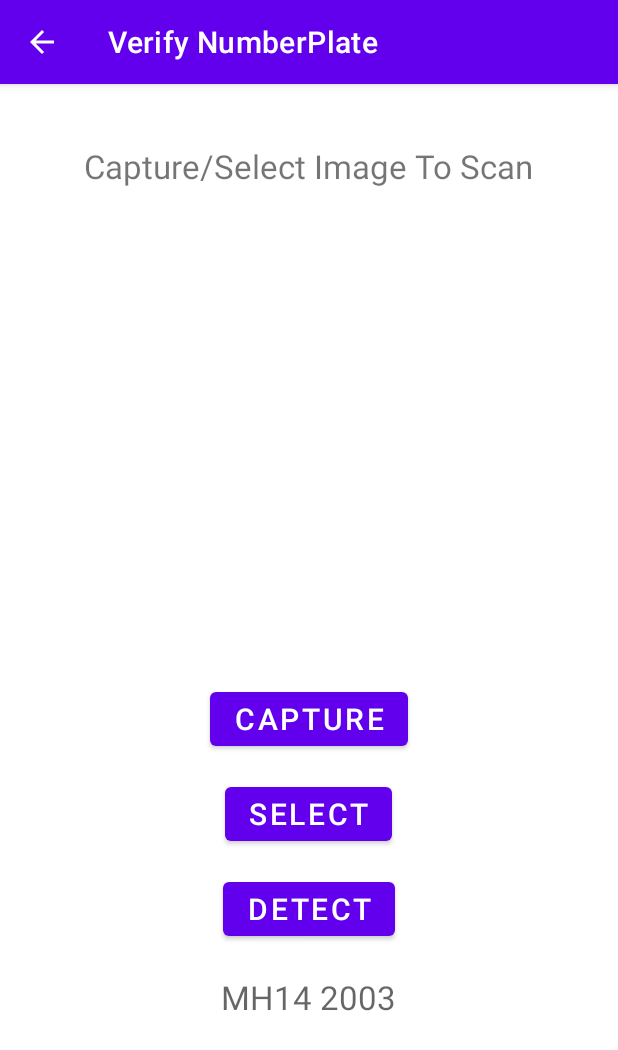
After one commit to maheshgodase123/B.E-PROJECT--SmartEye, an Android app: the ScanNoPlate screen opened directly, with no data from a screen before it, on a phone screen of 412 x 824 dp. The commit adds this screen. Shown: the top 1050 px of the screen. Run offline under Robolectric (Android 15) with nearby library versions, the phone set to English and light mode, and no system bars; libraries missing offline, so code that uses them is left out: com.google.mlkit.vision.

Commit message:
No Plate Recognition Feature Added

```diff
--- a/app/build.gradle
+++ b/app/build.gradle
@@ -1,5 +1,6 @@
 plugins {
     id 'com.android.application'
+    id 'com.google.gms.google-services'
 }
 
 android {
@@ -38,6 +39,8 @@ dependencies {
     implementation 'org.tensorflow:tensorflow-lite-support:0.1.0'
     implementation 'org.tensorflow:tensorflow-lite-metadata:0.1.0'
     implementation project(path: ':openCV')
+    implementation 'com.google.firebase:firebase-core:21.1.1'
+    implementation 'com.google.android.gms:play-services-mlkit-text-recognition:18.0.2'
     testImplementation 'junit:junit:4.13.2'
     androidTestImplementation 'androidx.test.ext:junit:1.1.4'
     androidTestImplementation 'androidx.test.espresso:espresso-core:3.5.0'
--- a/app/src/main/java/com/example/imageclassifier/MainActivity.java
+++ b/app/src/main/java/com/example/imageclassifier/MainActivity.java
@@ -20,4 +20,10 @@ public class MainActivity extends AppCompatActivity {
         Intent intent = new Intent(this,ImageRecognition.class);
         startActivity(intent);
     }
+    public void openActivityNoPlate(View v)
+    {
+        Toast.makeText(this, "Opening Image Activity", Toast.LENGTH_SHORT).show();
+        Intent intent = new Intent(this,ScanNoPlate.class);
+        startActivity(intent);
+    }
 }
--- /dev/null
+++ b/app/src/main/java/com/example/imageclassifier/ScanNoPlate.java
@@ -0,0 +1,181 @@
+package com.example.imageclassifier;
+
+import androidx.annotation.NonNull;
+import androidx.annotation.Nullable;
+import androidx.appcompat.app.AppCompatActivity;
+import androidx.core.app.ActivityCompat;
+
+import android.Manifest;
+import android.content.Intent;
+import android.content.pm.PackageManager;
+import android.graphics.Bitmap;
+import android.graphics.Point;
+import android.graphics.Rect;
+import android.net.Uri;
+import android.os.Build;
+import android.os.Bundle;
+import android.provider.MediaStore;
+import android.view.View;
+import android.widget.Button;
+import android.widget.ImageView;
+import android.widget.TextView;
+import android.widget.Toast;
+
+import com.google.android.gms.tasks.OnFailureListener;
+import com.google.android.gms.tasks.OnSuccessListener;
+import com.google.android.gms.tasks.Task;
+import com.google.mlkit.vision.common.InputImage;
+import com.google.mlkit.vision.text.Text;
+import com.google.mlkit.vision.text.TextRecognition;
+import com.google.mlkit.vision.text.TextRecognizer;
+import com.google.mlkit.vision.text.latin.TextRecognizerOptions;
+
+import java.io.IOException;
+
+public class ScanNoPlate extends AppCompatActivity {
+
+    Button capture, select, detect;
+    TextView data;
+    ImageView NoPlateimageView;
+    Bitmap NoPlatebitmap;
+
+    @Override
+    protected void onCreate(Bundle savedInstanceState) {
+        super.onCreate(savedInstanceState);
+        setContentView(R.layout.activity_scan_no_plate);
+
+        capture = findViewById(R.id.button1);
+        select = findViewById(R.id.button2);
+        detect = findViewById(R.id.verify);
+        NoPlateimageView = findViewById(R.id.NoPlateimageView);
+        data = findViewById(R.id.NoPlateresult);
+
+        capture.setOnClickListener(new View.OnClickListener() {
+            @Override
+            public void onClick(View view) {
+
+                Intent intent= new Intent();
+                intent.setAction(MediaStore.ACTION_IMAGE_CAPTURE);
+
+                startActivityForResult(intent,10);
+            }
+        });
+
+        select.setOnClickListener(new View.OnClickListener() {
+            @Override
+            public void onClick(View view) {
+
+                Intent intent = new Intent();
+                intent.setAction(Intent.ACTION_GET_CONTENT);
+                intent.setType("image/*");
+
+                startActivityForResult(intent,11);
+            }
+        });
+
+        detect.setOnClickListener(new View.OnClickListener() {
+            @Override
+            public void onClick(View v) {
+                detectText();
+            }
+        });
+    }
+
+    // need to get permission from user to access data from mob
+
+    void getPermission()
+    {
+        if(Build.VERSION.SDK_INT >= Build.VERSION_CODES.M)  // M means marshmello because after marshmello we can access storage
+        {
+            if(checkSelfPermission(Manifest.permission.CAMERA) != PackageManager.PERMISSION_GRANTED)
+            {
+                ActivityCompat.requestPermissions(ScanNoPlate.this,new String[]{Manifest.permission.CAMERA},12);
+            }
+        }
+    }
+
+    @Override
+    public void onRequestPermissionsResult(int requestCode, @NonNull String[] permissions, @NonNull int[] grantResults) {
+
+        if(requestCode == 12)   // same verifying request code
+        {
+            if(grantResults.length > 0) // checking if we have passed request in above string arrray or not line 80
+            {
+                // we know that we have camera request at 0th index in array
+                if(grantResults[0] != PackageManager.PERMISSION_GRANTED)    // checking if permission is given or not
+                {
+                    // if permission not granted
+                    // ask again for permission
+                    this.getPermission();       // line73
+                }
+            }
+        }
+        super.onRequestPermissionsResult(requestCode, permissions, grantResults);
+    }
+
+    @Override
+    protected void onActivityResult(int requestCode, int resultCode, @Nullable Intent data) {
+
+        if(requestCode == 10)
+        {
+            if(resultCode != RESULT_CANCELED)
+            {
+                NoPlatebitmap = (Bitmap) data.getExtras().get("data");  // now we have image in bitmap
+                // capture by user
+            }
+
+        }
+        else if(requestCode == 11)
+        {
+            if(data != null)
+            {
+                Uri uri =data.getData();
+                try {
+                    NoPlatebitmap = MediaStore.Images.Media.getBitmap(this.getContentResolver(),uri);
+                }
+                catch (IOException e)
+                {
+                    e.printStackTrace();
+                }
+            }
+        }
+
+        NoPlateimageView.setImageBitmap(NoPlatebitmap);
+        super.onActivityResult(requestCode, resultCode, data);
+    }
+
+    private void detectText()
+    {
+        InputImage image = InputImage.fromBitmap(NoPlatebitmap,0);
+        TextRecognizer recognizer = TextRecognition.getClient(TextRecognizerOptions.DEFAULT_OPTIONS);
+        Task<Text> result = recognizer.process(image).addOnSuccessListener(new OnSuccessListener<Text>() {
+            @Override
+            public void onSuccess(@NonNull Text text) {
+                StringBuilder result = new StringBuilder();
+                for(Text.TextBlock block: text.getTextBlocks())
+                {
+                    String blockText = block.getText();
+                    Point[] blockCornerPoint = block.getCornerPoints();
+                    Rect blockFrame = block.getBoundingBox();
+                    for(Text.Line line : block.getLines())
+                    {
+                        String lineText = line.getText();
+                        Point[] lineCornerPoint = line.getCornerPoints();
+                        Rect lineRect = line.getBoundingBox();
+                        for(Text.Element element : line.getElements())
+                        {
+                            String elementText = element.getText();
+                            result.append(elementText);
+                        }
+                        data.setText(blockText);
+                    }
+                }
+            }
+        }).addOnFailureListener(new OnFailureListener() {
+            @Override
+            public void onFailure(@NonNull Exception e) {
+                Toast.makeText(ScanNoPlate.this,"Fail To Detect"+e.getMessage(),Toast.LENGTH_SHORT).show();
+            }
+        });
+    }
+}
--- a/app/src/main/res/layout/activity_image_recognition.xml
+++ b/app/src/main/res/layout/activity_image_recognition.xml
@@ -16,10 +16,10 @@
         android:layout_marginTop="20dp" />
 
     <ImageView
+        android:id="@+id/imageView"
         android:layout_width="200dp"
         android:layout_height="200dp"
         android:layout_below="@+id/title"
-        android:id="@+id/imageView"
         android:layout_centerHorizontal="true"
         android:layout_marginTop="20dp" />
 
--- a/app/src/main/res/layout/activity_main.xml
+++ b/app/src/main/res/layout/activity_main.xml
@@ -12,7 +12,7 @@
         android:layout_height="wrap_content"
         android:layout_centerInParent="true"
         android:layout_marginTop="20dp"
-        android:onClick="openActivity"
+        android:onClick="openActivityNoPlate"
         android:text="Select Image" />
 
 </RelativeLayout>
--- /dev/null
+++ b/app/src/main/res/layout/activity_scan_no_plate.xml
@@ -0,0 +1,71 @@
+<?xml version="1.0" encoding="utf-8"?>
+<RelativeLayout xmlns:android="http://schemas.android.com/apk/res/android"
+    xmlns:app="http://schemas.android.com/apk/res-auto"
+    xmlns:tools="http://schemas.android.com/tools"
+    android:layout_width="match_parent"
+    android:layout_height="match_parent"
+    tools:context=".ScanNoPlate">
+
+    <TextView
+        android:id="@+id/text1"
+        android:layout_width="wrap_content"
+        android:layout_height="wrap_content"
+        android:layout_centerHorizontal="true"
+        android:layout_marginTop="40dp"
+        android:text="Capture/Select Image To Scan"
+        android:textSize="22dp"
+        app:layout_constraintBottom_toBottomOf="parent"
+        app:layout_constraintEnd_toEndOf="parent"
+        app:layout_constraintStart_toStartOf="parent"
+        app:layout_constraintTop_toTopOf="parent" />
+
+    <ImageView
+        android:id="@+id/NoPlateimageView"
+        android:layout_width="200dp"
+        android:layout_height="200dp"
+        android:layout_below="@id/text1"
+        android:layout_centerHorizontal="true"
+        android:layout_marginTop="90dp" />
+
+    <Button
+        android:id="@+id/button1"
+        android:layout_width="wrap_content"
+        android:layout_height="wrap_content"
+        android:layout_centerHorizontal = "true"
+        android:layout_marginTop = "40dp"
+        android:layout_below = "@id/NoPlateimageView"
+        android:text="Capture"
+        android:textSize="20dp" />
+
+    <Button
+        android:id="@+id/button2"
+        android:layout_width="wrap_content"
+        android:layout_height="wrap_content"
+        android:layout_centerHorizontal="true"
+        android:layout_below = "@id/button1"
+        android:layout_marginTop = "15dp"
+        android:text="select"
+        android:textSize="20dp" />
+
+    <Button
+        android:id="@+id/verify"
+        android:layout_width="wrap_content"
+        android:layout_height="wrap_content"
+        android:layout_centerHorizontal="true"
+        android:layout_below="@id/button2"
+        android:layout_marginTop = "15dp"
+        android:text="Detect"
+        android:textSize="20dp" />
+
+    <TextView
+        android:id="@+id/NoPlateresult"
+        android:layout_width="wrap_content"
+        android:layout_height="wrap_content"
+        android:hint="MH14 2003"
+        android:textSize="22dp"
+        android:layout_below="@id/verify"
+        android:layout_marginTop = "20dp"
+        android:layout_centerHorizontal="true" />
+
+
+</RelativeLayout>
--- a/app/src/main/res/values/colors.xml
+++ b/app/src/main/res/values/colors.xml
@@ -7,4 +7,7 @@
     <color name="teal_700">#FF018786</color>
     <color name="black">#FF000000</color>
     <color name="white">#FFFFFFFF</color>
+
+    <color name = "black_shade_1">#292D36</color>
+    <color name = "yellow">#ffa500</color>
 </resources>
--- a/build.gradle
+++ b/build.gradle
@@ -1,4 +1,8 @@
-// Top-level build file where you can add configuration options common to all sub-projects/modules.
+buildscript {
+    dependencies {
+        classpath 'com.google.gms:google-services:4.3.15'
+    }
+}// Top-level build file where you can add configuration options common to all sub-projects/modules.
 plugins {
     id 'com.android.application' version '7.2.2' apply false
     id 'com.android.library' version '7.2.2' apply false
```
Also changed, not shown: app/src/main/AndroidManifest.xml (+8 -2 lines), 240 other files.
